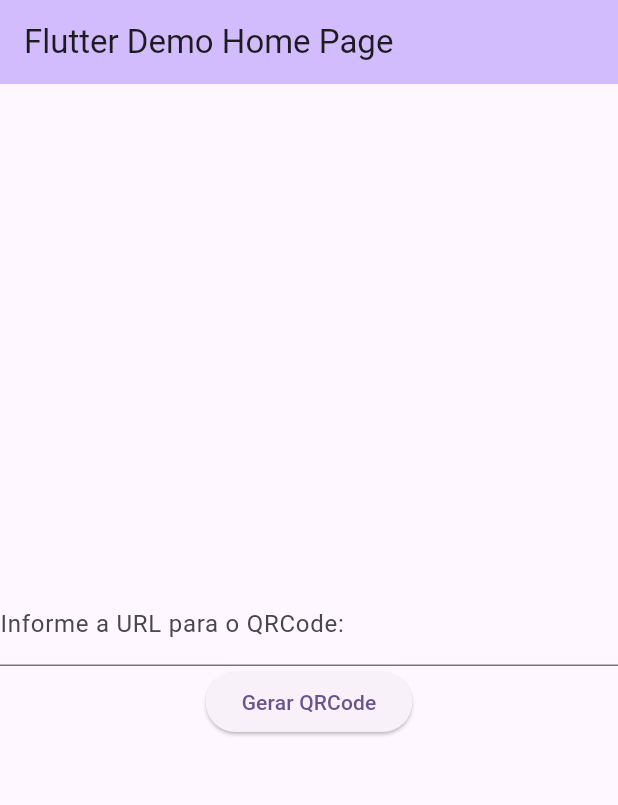
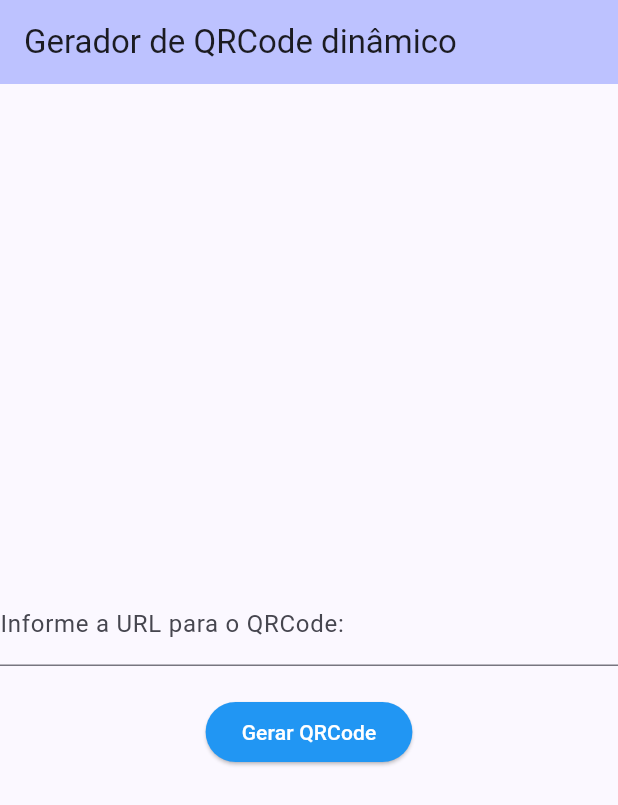
Before and after one commit to HenriqueBossle/qrcode-generator-flutter, a Flutter app: the screen it shows after launch, after a tap on "Gerar QRCode", on a phone screen of 412 x 824 dp. Shown: the top 805 px of the screen. Run offline on Flutter 3.47's test engine with Material 3 defaults, Android fonts, the phone set to English and light mode, and no system bars; our stand-ins replace qr_flutter.

Commit message:
feat: add-style

```diff
--- a/lib/main.dart
+++ b/lib/main.dart
@@ -11,12 +11,13 @@ class MyApp extends StatelessWidget {
   @override
   Widget build(BuildContext context) {
     return MaterialApp(
-      title: 'Flutter Demo',
+      title: 'Gerador de QRCode',
       theme: ThemeData(
 
-        colorScheme: .fromSeed(seedColor: Colors.deepPurple),
+        colorScheme: .fromSeed(seedColor: const Color.fromARGB(255, 16, 32, 172)),
       ),
-      home: const MyHomePage(title: 'Flutter Demo Home Page'),
+      debugShowCheckedModeBanner: false,
+      home: const MyHomePage(title: 'Gerador de QRCode dinâmico'),
     );
   }
 }
@@ -48,18 +49,35 @@ class _MyHomePageState extends State<MyHomePage> {
           mainAxisAlignment: .center,
           children: [
             if(!dataQrCode.isEmpty) QrImageView(data: dataQrCode, size: 200),
+            Padding(
+                padding: const EdgeInsets.only(bottom: 20.0),
+            ),
             TextField(
-
               controller: txtController,
               decoration: const InputDecoration(
-                labelText: 'Informe a URL para o QRCode: '
+                labelText: 'Informe a URL para o QRCode: ',
+
               ),
+            ),
+            Padding(
+                padding: const EdgeInsets.only(top: 20.0),
             ),
             ElevatedButton(onPressed: (){
               setState(() {
                 dataQrCode = txtController.text;
               });
-            }, child: Text("Gerar QRCode"))
+
+            },
+
+
+            style: ElevatedButton.styleFrom(
+              backgroundColor: Colors.blue, // Cor de fundo do botão
+              foregroundColor: Colors.white, // Cor do texto ou ícone
+            ),
+
+            child:
+            Text("Gerar QRCode")
+            )
           ],
         ),
       ),
```
